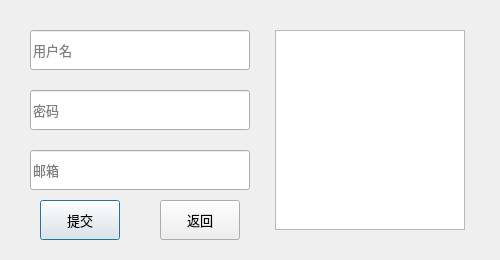
Old version of the form Client/register.ui in the repository MonianHello/Game.
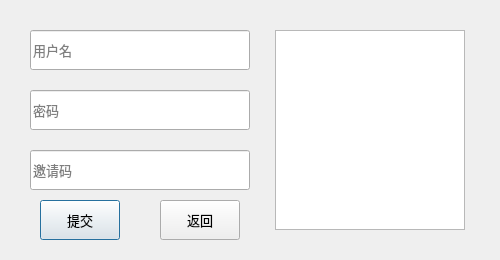
New version of the form.

Commit message: 取消了输入限制，注册时要求使用邀请码，新增邀请码管理器invitationcode.py

```diff
--- a/Client/register.ui
+++ b/Client/register.ui
@@ -151,7 +151,7 @@
     <bool>false</bool>
    </property>
    <property name="placeholderText">
-    <string>邮箱</string>
+    <string>邀请码</string>
    </property>
    <property name="cursorMoveStyle">
     <enum>Qt::LogicalMoveStyle</enum>
```
Left out of the diff: 4 changed lines with no effect on the pictures. The commit also changes 4 other files.
